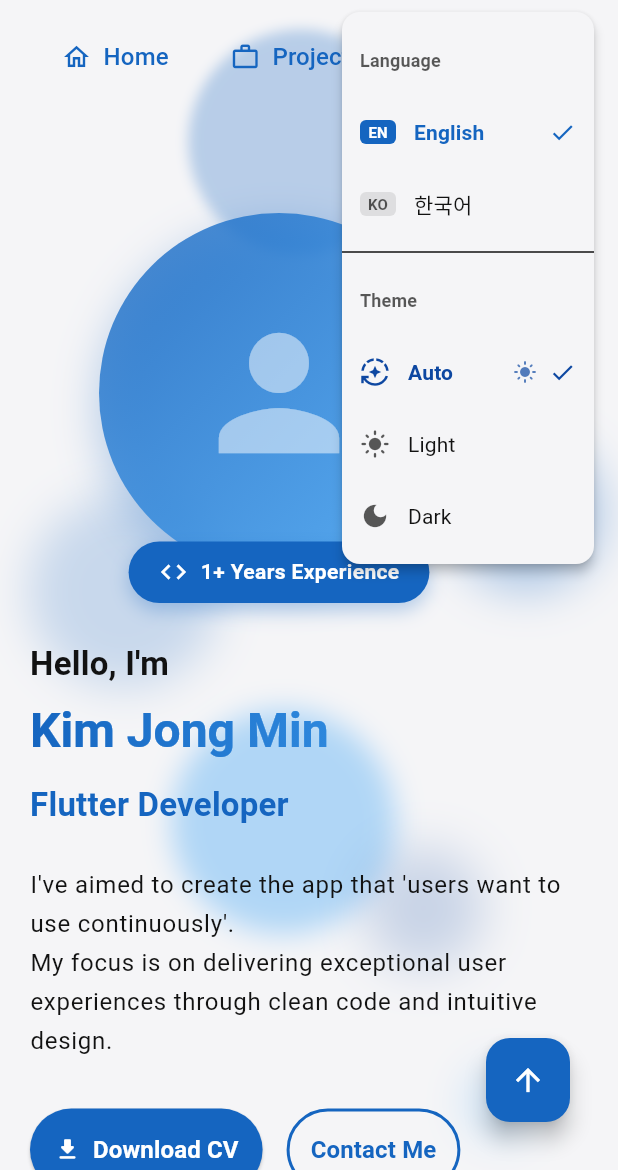
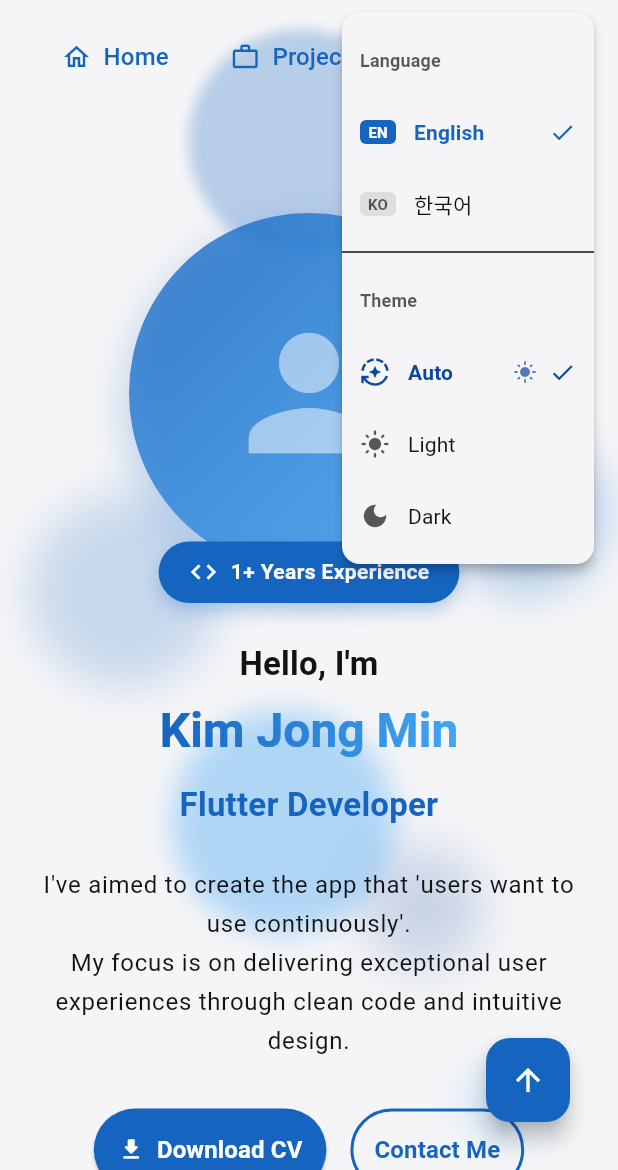
Before and after one commit to kjm0202/portfolio_test2, a Flutter app: the screen it shows after launch, after a tap on the "settings" icon, on a phone screen of 412 x 824 dp, the part 66-1236 px from its top. Run offline on Flutter 3.47's test engine with Material 3 defaults, Android fonts, the phone set to English and light mode, and no system bars; our stand-ins replace flutter_markdown_plus, shared_preferences; Roboto replaces fonts that are missing (PretendardVariable); statements that could not run were skipped.

Commit message:
feat: improve intro section center alignment on mobile
- Center align text, buttons, social links on mobile/tablet

- Add textAlign and mainAxisAlignment conditionally

```diff
--- a/lib/presentation/sections/intro_section.dart
+++ b/lib/presentation/sections/intro_section.dart
@@ -11,7 +11,7 @@ class IntroSection extends StatelessWidget {
       builder: (context, constraints) {
         final theme = Theme.of(context);
         final localizations = AppLocalizations.of(context);
-        final isSmallScreen = constraints.maxWidth < 800;
+        final isSmallScreen = constraints.maxWidth < 1200;
 
         return Container(
           padding: EdgeInsets.symmetric(
@@ -19,7 +19,11 @@ class IntroSection extends StatelessWidget {
             vertical: 60,
           ),
           child: Column(
-            crossAxisAlignment: CrossAxisAlignment.start,
+            // 모바일/태블릿에서는 중앙 정렬, 데스크톱에서는 왼쪽 정렬
+            crossAxisAlignment:
+                isSmallScreen
+                    ? CrossAxisAlignment.center
+                    : CrossAxisAlignment.start,
             mainAxisAlignment: MainAxisAlignment.center,
             children: [
               Row(
@@ -29,13 +33,19 @@ class IntroSection extends StatelessWidget {
                   if (!isSmallScreen) _buildProfileImage(context),
                   Flexible(
                     child: Column(
-                      crossAxisAlignment: CrossAxisAlignment.start,
+                      // 모바일/태블릿에서는 중앙 정렬
+                      crossAxisAlignment:
+                          isSmallScreen
+                              ? CrossAxisAlignment.center
+                              : CrossAxisAlignment.start,
                       children: [
                         if (isSmallScreen) _buildProfileImage(context),
                         const SizedBox(height: 24),
                         Text(
                           localizations.introGreeting,
                           style: theme.textTheme.titleMedium,
+                          textAlign:
+                              isSmallScreen ? TextAlign.center : TextAlign.start,
                         ),
                         const SizedBox(height: 8),
                         ShaderMask(
@@ -47,6 +57,14 @@ class IntroSection extends StatelessWidget {
                                 ],
                               ).createShader(bounds),
                           child: Row(
+                            mainAxisSize:
+                                isSmallScreen
+                                    ? MainAxisSize.min
+                                    : MainAxisSize.max,
+                            mainAxisAlignment:
+                                isSmallScreen
+                                    ? MainAxisAlignment.center
+                                    : MainAxisAlignment.start,
                             children: [
                               Text(
                                 localizations.developerName,
@@ -76,6 +94,8 @@ class IntroSection extends StatelessWidget {
                           style: theme.textTheme.titleMedium?.copyWith(
                             color: theme.colorScheme.primary,
                           ),
+                          textAlign:
+                              isSmallScreen ? TextAlign.center : TextAlign.start,
                         ),
                         const SizedBox(height: 24),
                         Text(
@@ -83,11 +103,17 @@ class IntroSection extends StatelessWidget {
                           style: theme.textTheme.bodyLarge?.copyWith(
                             height: 1.6,
                           ),
+                          textAlign:
+                              isSmallScreen ? TextAlign.center : TextAlign.start,
                         ),
                         const SizedBox(height: 32),
                         Wrap(
                           spacing: 16.0,
                           runSpacing: 12.0,
+                          alignment:
+                              isSmallScreen
+                                  ? WrapAlignment.center
+                                  : WrapAlignment.start,
                           children: [
                             ElevatedButton.icon(
                               onPressed: () {},
@@ -126,7 +152,7 @@ class IntroSection extends StatelessWidget {
                           ],
                         ),
                         const SizedBox(height: 24),
-                        _buildSocialLinks(context),
+                        _buildSocialLinks(context, isSmallScreen),
                       ],
                     ),
                   ),
@@ -142,7 +168,7 @@ class IntroSection extends StatelessWidget {
   Widget _buildProfileImage(BuildContext context) {
     return LayoutBuilder(
       builder: (context, constraints) {
-        final isSmallScreen = constraints.maxWidth < 800;
+        final isSmallScreen = constraints.maxWidth < 1200;
 
         return Container(
           constraints: BoxConstraints(
@@ -237,7 +263,7 @@ class IntroSection extends StatelessWidget {
     );
   }
 
-  Widget _buildSocialLinks(BuildContext context) {
+  Widget _buildSocialLinks(BuildContext context, bool isSmallScreen) {
     final socialIcons = [
       Icons.mail_outline_rounded,
       Icons.facebook_outlined,
@@ -247,6 +273,8 @@ class IntroSection extends StatelessWidget {
     ];
 
     return Row(
+      mainAxisAlignment:
+          isSmallScreen ? MainAxisAlignment.center : MainAxisAlignment.start,
       children:
           socialIcons.map((icon) {
             return Padding(
```
